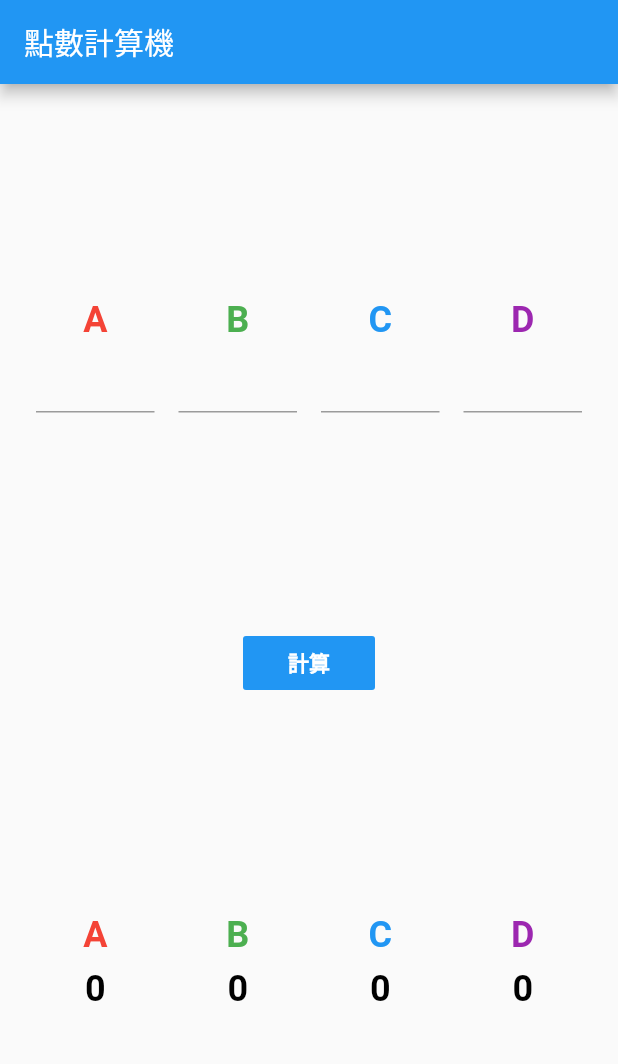
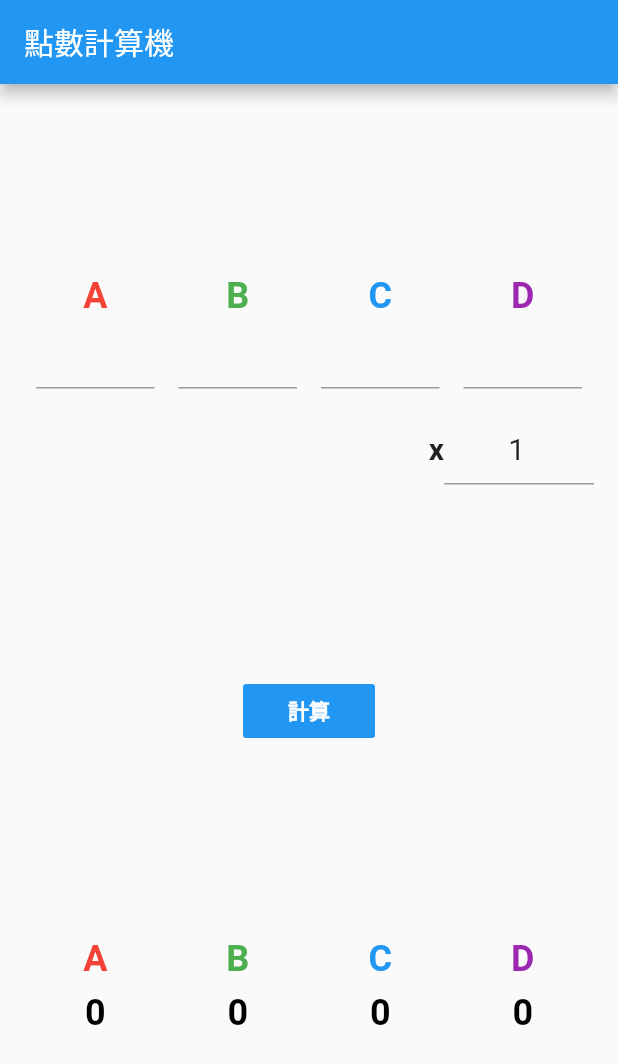
Before and after one commit to Camerash/point-calculator, a Flutter app: the screen it shows after launch, after a tap on "計算", on a phone screen of 412 x 824 dp. Shown: the top 1064 px of the screen. Run offline on Flutter 3.47's test engine with Material 2 defaults, Android fonts, the phone set to English and light mode, and no system bars.

Commit message:
feat: added multiplier

```diff
--- a/lib/main.dart
+++ b/lib/main.dart
@@ -43,8 +43,9 @@ class _MyHomePageState extends State<MyHomePage> {
   ];
 
   int numberOfPlayers = 4;
-  List<int> points;
-  List<int> calculatedPoints;
+  double multiplier = 1;
+  List<double> points;
+  List<double> calculatedPoints;
 
   @override
   void initState() {
@@ -75,6 +76,37 @@ class _MyHomePageState extends State<MyHomePage> {
                 Row(
                   mainAxisAlignment: MainAxisAlignment.spaceEvenly,
                   children: this.getTextFields(),
+                ),
+
+                Padding(
+                  padding: const EdgeInsets.only(top: 16.0),
+                  child: Row(
+                    mainAxisAlignment: MainAxisAlignment.end,
+                    children: <Widget>[
+                      Text("x", style: TextStyle(
+                        fontWeight: FontWeight.bold,
+                        fontSize: 20,
+                      ),),
+                      SizedBox(
+                        width: 100,
+                        child: TextField(
+                          controller: TextEditingController(text: this.getFormattedDouble(this.multiplier)),
+                          textAlign: TextAlign.center,
+                          keyboardType: TextInputType.number,
+                          style: TextStyle(
+                            fontSize: 20,
+                          ),
+                          onChanged: (text) {
+                            if(text.isEmpty) {
+                              this.multiplier = 1.0;
+                            } else {
+                              this.multiplier = double.parse(text);
+                            }
+                          },
+                        ),
+                      ),
+                    ],
+                  ),
                 ),
               ],
             ),
@@ -145,7 +177,11 @@ class _MyHomePageState extends State<MyHomePage> {
                 fontSize: 20,
               ),
               onChanged: (text) {
-                this.points[i] = int.parse(text);
+                if(text.isEmpty) {
+                  this.points[i] = 0;
+                } else {
+                  this.points[i] = double.parse(text);
+                }
               },
             ),
           ),
@@ -160,12 +196,12 @@ class _MyHomePageState extends State<MyHomePage> {
     List<Widget> texts = [];
 
     for (int i = 0; i < this.numberOfPlayers; i++) {
-      int score =
+      double score =
           this.calculatedPoints.isNotEmpty ? this.calculatedPoints[i] : 0;
 
       texts.add(Expanded(
         child: Text(
-          score.toString(),
+          this.getFormattedDouble(score),
           textAlign: TextAlign.center,
           style: TextStyle(
             color: score > 0
@@ -182,11 +218,6 @@ class _MyHomePageState extends State<MyHomePage> {
   }
 
   void calculate() {
-    if (this.points.length != this.numberOfPlayers) {
-      showDialog(context: context, child: Text("請輸入所有點數"));
-      return;
-    }
-
     this.calculatedPoints.fillRange(0, this.numberOfPlayers, 0);
 
     for (int calculatingPlayer = 0;
@@ -198,7 +229,13 @@ class _MyHomePageState extends State<MyHomePage> {
       }
     }
 
+    this.calculatedPoints = this.calculatedPoints.map((point) => point * this.multiplier).toList();
+
     /// Update UI
     setState(() {});
   }
+
+  String getFormattedDouble(double double) {
+    return double.toStringAsFixed(double.truncateToDouble() == double ? 0 : 2);
+  }
 }
```
